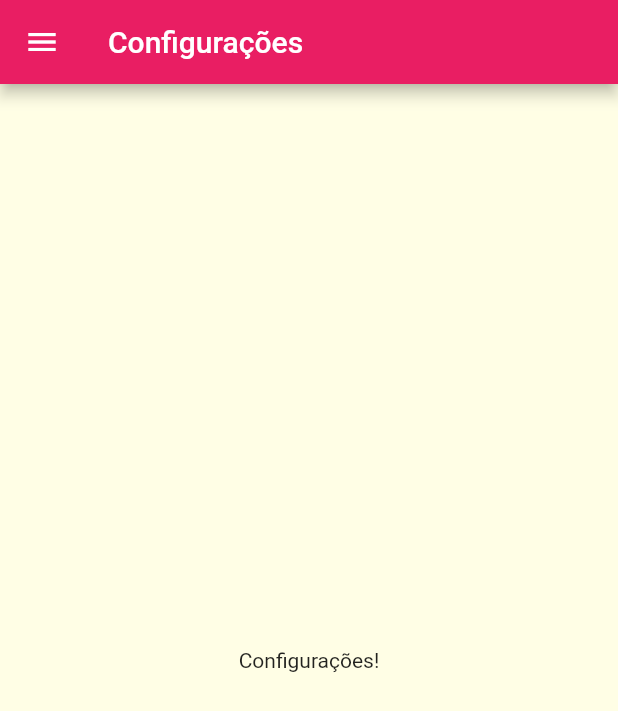
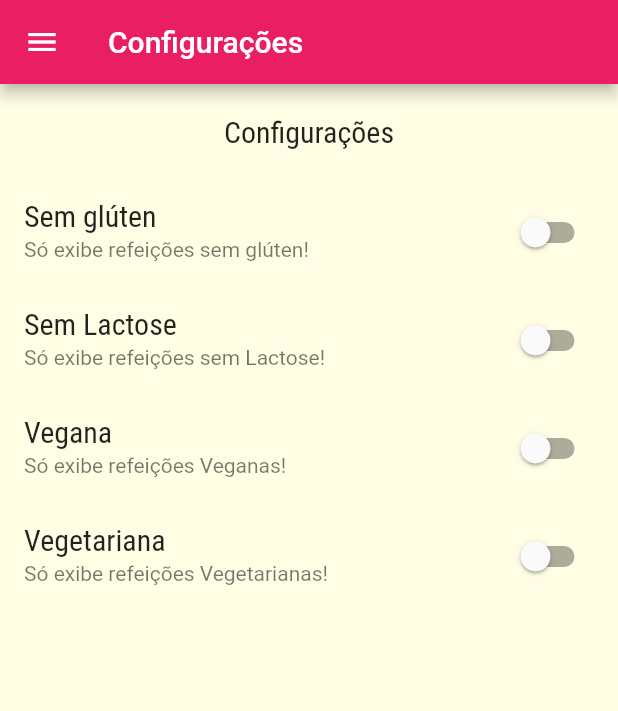
Before and after one commit to teilorbarcelos/flutter-foods, a Flutter app: the SettingsScreen screen opened by its route, on a phone screen of 412 x 824 dp. Shown: the top 711 px of the screen. Run offline on Flutter 3.47's test engine with Material 2 defaults, Android fonts, the light colour scheme and no system bars.

Commit message:
config screen switches added

```diff
--- /dev/null
+++ b/lib/models/settings.dart
@@ -0,0 +1,13 @@
+class Settings {
+  bool isGlutenFree;
+  bool isLactoseFree;
+  bool isVegan;
+  bool isVegetarian;
+
+  Settings({
+    this.isGlutenFree = false,
+    this.isLactoseFree = false,
+    this.isVegan = false,
+    this.isVegetarian = false,
+  });
+}
--- a/lib/screens/settings_screen.dart
+++ b/lib/screens/settings_screen.dart
@@ -2,9 +2,31 @@
 import 'package:flutter/src/widgets/container.dart';
 import 'package:flutter/src/widgets/framework.dart';
 import 'package:flutter_foods/components/main_drawer.dart';
+import 'package:flutter_foods/models/settings.dart';
 
-class SettingsScreen extends StatelessWidget {
+class SettingsScreen extends StatefulWidget {
   const SettingsScreen({super.key});
+
+  @override
+  State<SettingsScreen> createState() => _SettingsScreenState();
+}
+
+class _SettingsScreenState extends State<SettingsScreen> {
+  var settings = Settings();
+
+  Widget _createSwitch(
+    String title,
+    String subtitle,
+    bool value,
+    void Function(bool) onChanged,
+  ) {
+    return SwitchListTile.adaptive(
+      title: Text(title),
+      subtitle: Text(subtitle),
+      value: value,
+      onChanged: onChanged,
+    );
+  }
 
   @override
   Widget build(BuildContext context) {
@@ -13,9 +35,46 @@
         title: Text('Configurações'),
       ),
       drawer: MainDrawer(),
-      body: Center(
-        child: Text('Configurações!'),
-      )
+      body: Column(
+        children: [
+          Container(
+            padding: EdgeInsets.all(20),
+            child: Text(
+              'Configurações',
+              style: Theme.of(context).textTheme.titleMedium,
+            ),
+          ),
+          Expanded(
+              child: ListView(
+            children: [
+              _createSwitch(
+                'Sem glúten',
+                'Só exibe refeições sem glúten!',
+                settings.isGlutenFree,
+                (value) => setState(() => settings.isGlutenFree = value),
+              ),
+              _createSwitch(
+                'Sem Lactose',
+                'Só exibe refeições sem Lactose!',
+                settings.isLactoseFree,
+                (value) => setState(() => settings.isLactoseFree = value),
+              ),
+              _createSwitch(
+                'Vegana',
+                'Só exibe refeições Veganas!',
+                settings.isVegan,
+                (value) => setState(() => settings.isVegan = value),
+              ),
+              _createSwitch(
+                'Vegetariana',
+                'Só exibe refeições Vegetarianas!',
+                settings.isVegetarian,
+                (value) => setState(() => settings.isVegetarian = value),
+              ),
+            ],
+          ))
+        ],
+      ),
     );
   }
 }
```
